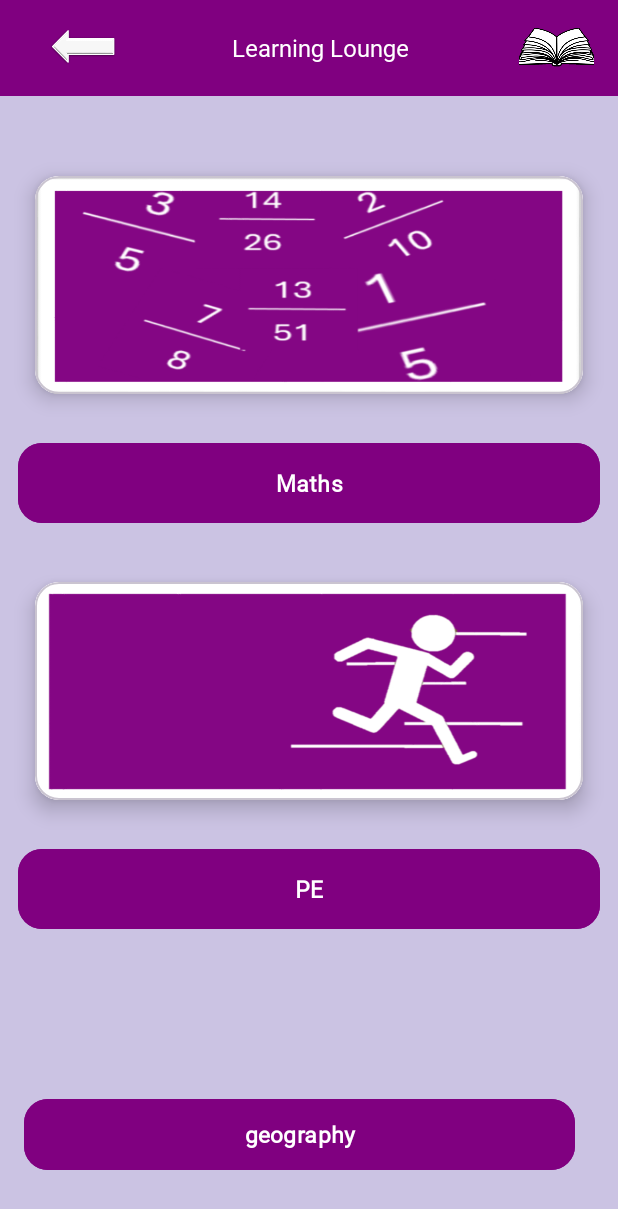
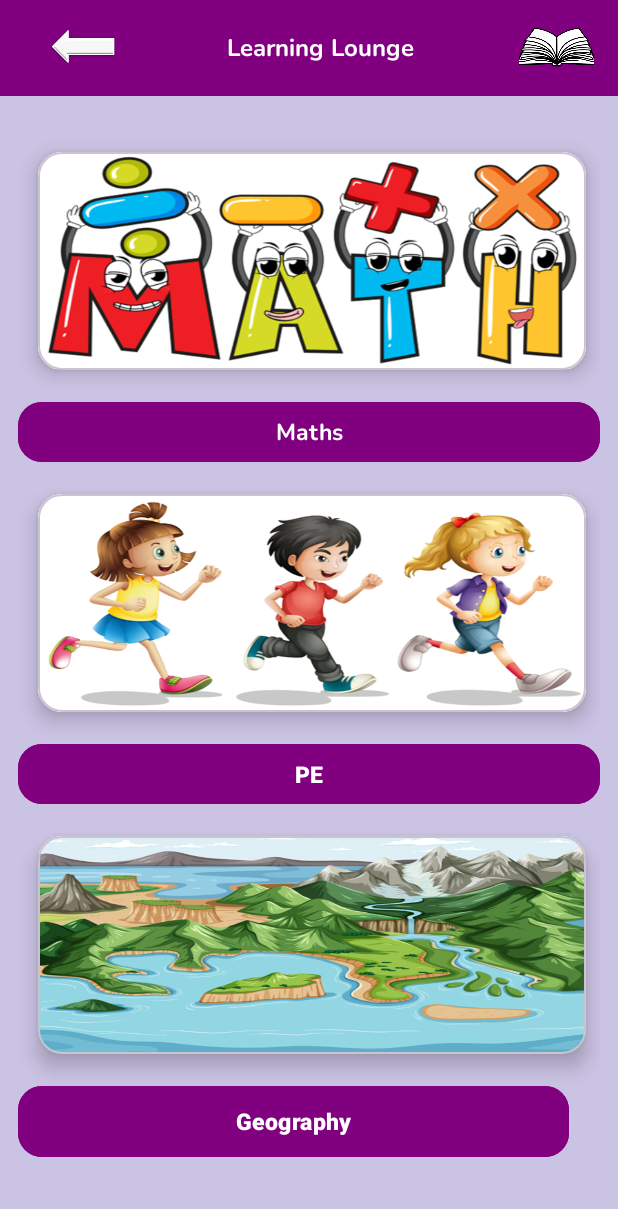
Before and after one commit to EmilyyMcg/LearningLoungeApp, an Android app: the GameCentre screen opened directly, with no data from a screen before it, on a phone screen of 412 x 824 dp. Shown: the top 1209 px of the screen. Run offline under Robolectric (Android 15) with nearby library versions, the phone set to English and light mode, and no system bars.

Commit message:
finalDraft1 push

```diff
--- /dev/null
+++ b/app/src/main/res/drawable/rounded_background.xml
@@ -0,0 +1,5 @@
+
+<shape xmlns:android="http://schemas.android.com/apk/res/android">
+    <solid android:color="@color/purpleMain" /> <!-- Background color -->
+    <corners android:radius="16dp" /> <!-- Corner radius -->
+</shape>
--- a/app/src/main/res/layout/activity_game_centre.xml
+++ b/app/src/main/res/layout/activity_game_centre.xml
@@ -8,6 +8,7 @@
     android:layout_height="match_parent"
     tools:context=".GameCentre">
 
+    <!-- Toolbar -->
     <androidx.appcompat.widget.Toolbar
         android:id="@+id/topAppBar"
         android:layout_width="match_parent"
@@ -60,29 +61,37 @@
         </RelativeLayout>
     </androidx.appcompat.widget.Toolbar>
 
+    <!-- ScrollView -->
+    <ScrollView
+        android:layout_width="0dp"
+        android:layout_height="0dp"
+        android:layout_marginTop="8dp"
+        android:padding="12dp"
+        app:layout_constraintTop_toBottomOf="@id/topAppBar"
+        app:layout_constraintBottom_toBottomOf="parent"
+        app:layout_constraintStart_toStartOf="parent"
+        app:layout_constraintEnd_toEndOf="parent">
 
-
+        <!-- LinearLayout for the content inside ScrollView -->
+        <LinearLayout
+            android:layout_width="match_parent"
+            android:layout_height="wrap_content"
+            android:orientation="vertical">
 
             <!-- Maths Image with Shadow -->
             <com.google.android.material.card.MaterialCardView
                 android:id="@+id/shadowMa"
                 android:layout_width="392dp"
                 android:layout_height="180dp"
-            android:layout_marginStart="12dp"
-            android:layout_marginTop="100dp"
-            android:layout_marginEnd="12dp"
                 app:cardCornerRadius="16dp"
                 app:cardElevation="8dp"
-            app:cardUseCompatPadding="true"
-            app:layout_constraintEnd_toEndOf="parent"
-            app:layout_constraintStart_toStartOf="parent"
-            app:layout_constraintTop_toTopOf="parent">
+                app:cardUseCompatPadding="true">
 
                 <ImageView
                     android:id="@+id/maths_img"
                     android:layout_width="match_parent"
                     android:layout_height="match_parent"
-                android:contentDescription="fractions"
+                    android:contentDescription="Maths"
                     android:scaleType="fitXY"
                     android:src="@drawable/maths_img" />
             </com.google.android.material.card.MaterialCardView>
@@ -91,42 +100,28 @@
                 android:id="@+id/button2"
                 android:layout_width="match_parent"
                 android:layout_height="wrap_content"
-            android:layout_marginStart="12dp"
-            android:layout_marginTop="11dp"
-            android:layout_marginEnd="12dp"
                 android:backgroundTint="@color/purpleMain"
-            android:elevation="6dp"
-            android:padding="16dp"
-            android:scaleType="fitXY"
+                android:fontFamily="@font/nunito_bold"
                 android:text="Maths"
                 android:textColor="@android:color/white"
                 android:textSize="15sp"
                 android:textStyle="bold"
-            android:fontFamily="@font/nunito_bold"
-            app:cornerRadius="16dp"
-            app:layout_constraintEnd_toEndOf="parent"
-            app:layout_constraintStart_toStartOf="parent"
-            app:layout_constraintTop_toBottomOf="@+id/shadowMa" />
+                app:cornerRadius="16dp" />
 
+            <!-- Movement Image with Shadow -->
             <com.google.android.material.card.MaterialCardView
                 android:id="@+id/shadowM"
                 android:layout_width="392dp"
                 android:layout_height="180dp"
-            android:layout_marginStart="12dp"
-            android:layout_marginTop="18dp"
-            android:layout_marginEnd="12dp"
                 app:cardCornerRadius="16dp"
                 app:cardElevation="8dp"
-            app:cardUseCompatPadding="true"
-            app:layout_constraintEnd_toEndOf="parent"
-            app:layout_constraintStart_toStartOf="parent"
-            app:layout_constraintTop_toBottomOf="@+id/button2">
+                app:cardUseCompatPadding="true">
 
                 <ImageView
                     android:id="@+id/movement_img"
                     android:layout_width="match_parent"
                     android:layout_height="match_parent"
-                android:contentDescription="fractions"
+                    android:contentDescription="Movement"
                     android:scaleType="fitXY"
                     android:src="@drawable/movement_img" />
             </com.google.android.material.card.MaterialCardView>
@@ -135,40 +130,43 @@
                 android:id="@+id/movementbtn"
                 android:layout_width="match_parent"
                 android:layout_height="wrap_content"
-            android:layout_marginStart="12dp"
-            android:layout_marginTop="11dp"
-            android:layout_marginEnd="12dp"
                 android:backgroundTint="@color/purpleMain"
-            android:elevation="6dp"
-            android:padding="16dp"
-            android:scaleType="fitXY"
                 android:text="PE"
                 android:textColor="@android:color/white"
                 android:textSize="15sp"
                 android:textStyle="bold"
-            app:cornerRadius="16dp"
-            android:fontFamily="@font/nunito_bold"
-            app:layout_constraintEnd_toEndOf="parent"
-            app:layout_constraintStart_toStartOf="parent"
-            app:layout_constraintTop_toBottomOf="@+id/shadowM" />
+                app:cornerRadius="16dp" />
+
+            <!-- Geography Image with Shadow -->
+            <com.google.android.material.card.MaterialCardView
+                android:id="@+id/shadowG"
+                android:layout_width="392dp"
+                android:layout_height="180dp"
+                app:cardCornerRadius="16dp"
+                app:cardElevation="8dp"
+                app:cardUseCompatPadding="true">
+
+                <ImageView
+                    android:id="@+id/geography_img"
+                    android:layout_width="match_parent"
+                    android:layout_height="match_parent"
+                    android:contentDescription="Geography"
+                    android:scaleType="fitXY"
+                    android:src="@drawable/geography_img" />
+            </com.google.android.material.card.MaterialCardView>
 
             <Button
                 android:id="@+id/geographybtn"
                 android:layout_width="367dp"
                 android:layout_height="55dp"
-        android:layout_marginBottom="40dp"
                 android:backgroundTint="@color/purpleMain"
-        android:fontFamily="@font/nunito_bold"
-        android:text="geography"
+                android:text="Geography"
                 android:textColor="@android:color/white"
                 android:textSize="15sp"
                 android:textStyle="bold"
-        app:cornerRadius="16dp"
-        android:visibility="visible"
-        app:layout_constraintBottom_toBottomOf="parent"
-        app:layout_constraintEnd_toEndOf="parent"
-        app:layout_constraintHorizontal_bias="0.363"
-        app:layout_constraintStart_toStartOf="parent" />
+                app:cornerRadius="16dp" />
 
+        </LinearLayout>
+    </ScrollView>
 
 </androidx.constraintlayout.widget.ConstraintLayout>
--- a/app/src/main/res/layout/activity_maths.xml
+++ b/app/src/main/res/layout/activity_maths.xml
@@ -80,6 +80,7 @@
             android:layout_height="wrap_content"
             android:layout_margin="5dp"
             android:text="Ans A"
+            android:textColor="@color/white"
             android:backgroundTint="@color/purpleMain"/>
 
         <Button
@@ -88,6 +89,7 @@
             android:layout_height="wrap_content"
             android:layout_margin="5dp"
             android:text="Ans B"
+            android:textColor="@color/white"
             android:backgroundTint="@color/purpleMain"/>
 
         <Button
@@ -96,6 +98,7 @@
             android:layout_height="wrap_content"
             android:layout_margin="5dp"
             android:text="Ans C"
+            android:textColor="@color/white"
             android:backgroundTint="@color/purpleMain"/>
 
         <Button
@@ -104,6 +107,7 @@
             android:layout_height="wrap_content"
             android:layout_margin="5dp"
             android:text="Ans D"
+            android:textColor="@color/white"
             android:backgroundTint="@color/purpleMain"/>
     </LinearLayout>
 
@@ -115,6 +119,7 @@
         android:layout_centerInParent="true"
         android:layout_marginBottom="200dp"
         android:text="Submit"
+        android:textColor="@color/white"
         android:backgroundTint="@color/purpleMain"/>
 
 </RelativeLayout>
```
Also changed, not shown: app/src/main/java/com/example/myapplication/movement.java (+67 -2 lines), app/src/main/res/font/test.xml (added, +12 -0 lines), app/src/main/res/layout/activity_movement.xml (+35 -10 lines), app/src/main/res/drawable/geography_img.png (added), app/src/main/res/drawable/maths_img.png, app/src/main/res/drawable/movement_img.png, app/src/main/res/font/nunito_bold.ttf (added), app/src/main/res/font/nunito_regular.ttf (added). Lines whose indentation alone changed are shown as unchanged.
